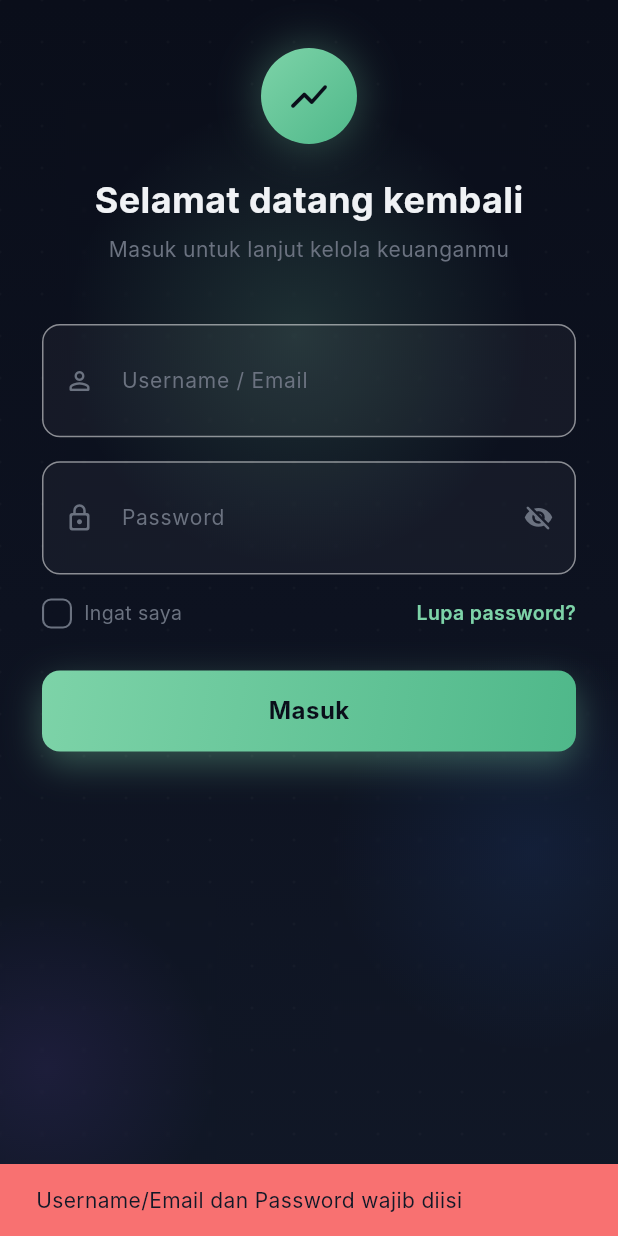
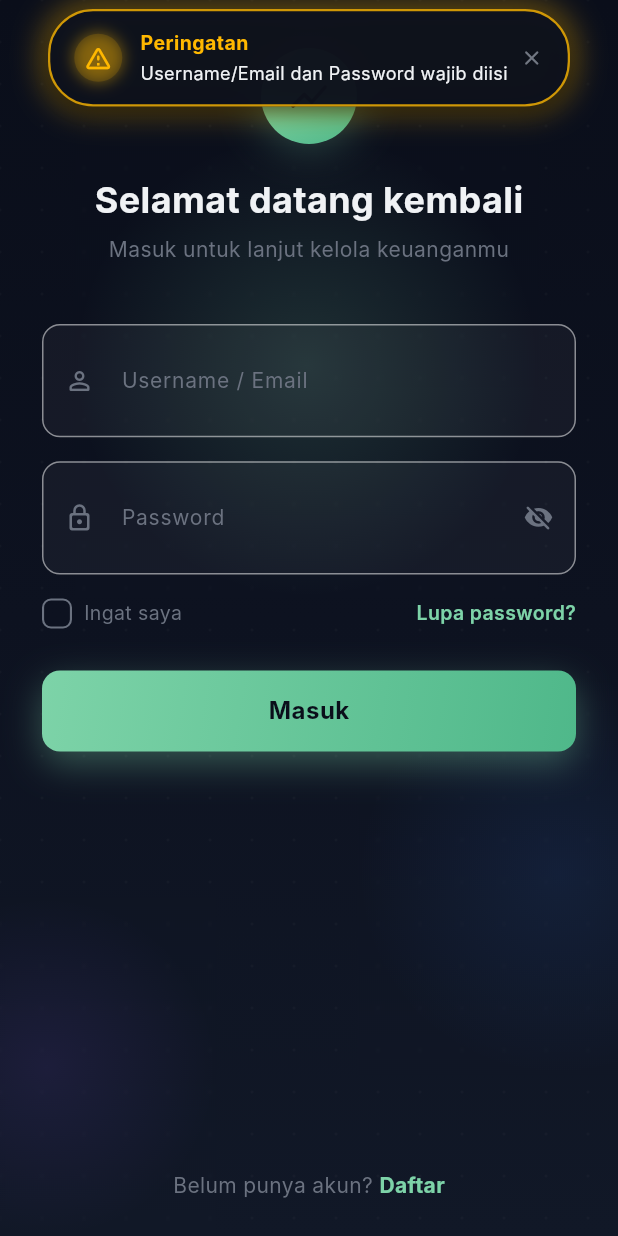
Before and after one commit to HumaCode/money-manajemen-mobile, a Flutter app: the screen it shows after launch, after a tap on "Masuk", on a phone screen of 412 x 824 dp. Run offline on Flutter 3.47's test engine with Material 3 defaults, Android fonts, the light colour scheme and no system bars; our stand-ins replace equatable, fl_chart, flutter_bloc, shared_preferences; Roboto replaces fonts that are missing (Inter).

Commit message:
feat: implement authentication remote data source and login screen with dynamic toast notifications

```diff
--- a/lib/app/constants/api_url.dart
+++ b/lib/app/constants/api_url.dart
@@ -1,5 +1,5 @@
 class ApiUrl {
-  static const String baseUrl = 'http://10.0.2.2:8000/api/v1';
+  static const String baseUrl = 'https://cuan.humacode.my.id/api/v1';
   static const String appKey = 'humacode2026';
 
   // Auth
--- /dev/null
+++ b/lib/core/widgets/dynamic_island_toast.dart
@@ -0,0 +1,269 @@
+import 'dart:async';
+import 'package:flutter/material.dart';
+import 'package:money_manajemen/app/theme/app_theme.dart';
+
+enum DynamicToastType { success, error, warning, info }
+
+class DynamicIslandToast {
+  static OverlayEntry? _currentEntry;
+  static Timer? _timer;
+
+  static void show(
+    BuildContext context, {
+    required String message,
+    String? title,
+    DynamicToastType type = DynamicToastType.info,
+    Duration duration = const Duration(seconds: 3),
+  }) {
+    _timer?.cancel();
+    _currentEntry?.remove();
+    _currentEntry = null;
+
+    final overlay = Overlay.maybeOf(context);
+    if (overlay == null) return;
+
+    final entry = OverlayEntry(
+      builder: (context) => _DynamicIslandWidget(
+        message: message,
+        title: title,
+        type: type,
+        onDismiss: () => dismiss(),
+      ),
+    );
+
+    _currentEntry = entry;
+    overlay.insert(entry);
+
+    _timer = Timer(duration, () {
+      dismiss();
+    });
+  }
+
+  static void dismiss() {
+    _timer?.cancel();
+    _timer = null;
+    _currentEntry?.remove();
+    _currentEntry = null;
+  }
+}
+
+class _DynamicIslandWidget extends StatefulWidget {
+  final String message;
+  final String? title;
+  final DynamicToastType type;
+  final VoidCallback onDismiss;
+
+  const _DynamicIslandWidget({
+    required this.message,
+    this.title,
+    required this.type,
+    required this.onDismiss,
+  });
+
+  @override
+  State<_DynamicIslandWidget> createState() => _DynamicIslandWidgetState();
+}
+
+class _DynamicIslandWidgetState extends State<_DynamicIslandWidget>
+    with SingleTickerProviderStateMixin {
+  late AnimationController _controller;
+  late Animation<double> _expandAnimation;
+  late Animation<double> _fadeAnimation;
+  late Animation<double> _scaleAnimation;
+
+  @override
+  void initState() {
+    super.initState();
+    _controller = AnimationController(
+      vsync: this,
+      duration: const Duration(milliseconds: 500),
+    );
+
+    _expandAnimation = CurvedAnimation(
+      parent: _controller,
+      curve: Curves.elasticOut,
+    );
+
+    _fadeAnimation = CurvedAnimation(
+      parent: _controller,
+      curve: const Interval(0.0, 0.6, curve: Curves.easeIn),
+    );
+
+    _scaleAnimation = Tween<double>(begin: 0.7, end: 1.0).animate(
+      CurvedAnimation(
+        parent: _controller,
+        curve: Curves.easeOutBack,
+      ),
+    );
+
+    _controller.forward();
+  }
+
+  @override
+  void dispose() {
+    _controller.dispose();
+    super.dispose();
+  }
+
+  Color get _neonColor {
+    switch (widget.type) {
+      case DynamicToastType.success:
+        return const Color(0xFF00FFA3); // Neon Green / Mint
+      case DynamicToastType.error:
+        return const Color(0xFFFF3366); // Neon Red / Pink
+      case DynamicToastType.warning:
+        return const Color(0xFFFFB800); // Neon Amber / Yellow
+      case DynamicToastType.info:
+        return const Color(0xFF00E5FF); // Neon Cyan / Blue
+    }
+  }
+
+  IconData get _iconData {
+    switch (widget.type) {
+      case DynamicToastType.success:
+        return Icons.check_circle_rounded;
+      case DynamicToastType.error:
+        return Icons.error_rounded;
+      case DynamicToastType.warning:
+        return Icons.warning_amber_rounded;
+      case DynamicToastType.info:
+        return Icons.info_rounded;
+    }
+  }
+
+  String get _defaultTitle {
+    switch (widget.type) {
+      case DynamicToastType.success:
+        return 'Berhasil';
+      case DynamicToastType.error:
+        return 'Gagal';
+      case DynamicToastType.warning:
+        return 'Peringatan';
+      case DynamicToastType.info:
+        return 'Informasi';
+    }
+  }
+
+  @override
+  Widget build(BuildContext context) {
+    final topPadding = MediaQuery.of(context).padding.top;
+    final neon = _neonColor;
+
+    return Positioned(
+      top: topPadding + 6,
+      left: 16,
+      right: 16,
+      child: Material(
+        color: Colors.transparent,
+        child: Align(
+          alignment: Alignment.topCenter,
+          child: AnimatedBuilder(
+            animation: _controller,
+            builder: (context, child) {
+              return Transform.scale(
+                scale: _scaleAnimation.value,
+                child: Opacity(
+                  opacity: _fadeAnimation.value,
+                  child: GestureDetector(
+                    onTap: widget.onDismiss,
+                    child: Container(
+                      padding: const EdgeInsets.symmetric(
+                        horizontal: 16,
+                        vertical: 12,
+                      ),
+                      decoration: BoxDecoration(
+                        color: const Color(0xFF0A0F1D).withOpacity(0.92),
+                        borderRadius: BorderRadius.circular(30),
+                        border: Border.all(
+                          color: neon.withOpacity(0.8),
+                          width: 1.5,
+                        ),
+                        boxShadow: [
+                          // Neon Outer Glow
+                          BoxShadow(
+                            color: neon.withOpacity(0.5 * _expandAnimation.value),
+                            blurRadius: 18,
+                            spreadRadius: 2,
+                          ),
+                          BoxShadow(
+                            color: Colors.black.withOpacity(0.5),
+                            blurRadius: 10,
+                            offset: const Offset(0, 4),
+                          ),
+                        ],
+                      ),
+                      child: Row(
+                        mainAxisSize: MainAxisSize.min,
+                        children: [
+                          // Glowing Icon container
+                          Container(
+                            padding: const EdgeInsets.all(6),
+                            decoration: BoxDecoration(
+                              shape: BoxShape.circle,
+                              color: neon.withOpacity(0.15),
+                              boxShadow: [
+                                BoxShadow(
+                                  color: neon.withOpacity(0.4),
+                                  blurRadius: 8,
+                                  spreadRadius: 1,
+                                ),
+                              ],
+                            ),
+                            child: Icon(
+                              _iconData,
+                              color: neon,
+                              size: 20,
+                            ),
+                          ),
+                          const SizedBox(width: 12),
+
+                          // Text Content
+                          Flexible(
+                            child: Column(
+                              mainAxisSize: MainAxisSize.min,
+                              crossAxisAlignment: CrossAxisAlignment.start,
+                              children: [
+                                Text(
+                                  widget.title ?? _defaultTitle,
+                                  style: TextStyle(
+                                    fontFamily: AppTextStyles.fontFamily,
+                                    fontSize: 13,
+                                    fontWeight: FontWeight.w700,
+                                    color: neon,
+                                    letterSpacing: 0.3,
+                                  ),
+                                ),
+                                const SizedBox(height: 2),
+                                Text(
+                                  widget.message,
+                                  style: const TextStyle(
+                                    fontFamily: AppTextStyles.fontFamily,
+                                    fontSize: 12,
+                                    fontWeight: FontWeight.w400,
+                                    color: AppColors.textPrimary,
+                                  ),
+                                  maxLines: 2,
+                                  overflow: TextOverflow.ellipsis,
+                                ),
+                              ],
+                            ),
+                          ),
+                          const SizedBox(width: 8),
+                          Icon(
+                            Icons.close_rounded,
+                            size: 16,
+                            color: AppColors.textMuted.withOpacity(0.7),
+                          ),
+                        ],
+                      ),
+                    ),
+                  ),
+                ),
+              );
+            },
+          ),
+        ),
+      ),
+    );
+  }
+}
--- a/lib/features/auth/data/datasources/auth_remote_data_source.dart
+++ b/lib/features/auth/data/datasources/auth_remote_data_source.dart
@@ -1,3 +1,4 @@
+import 'dart:async';
 import 'dart:convert';
 import 'package:http/http.dart' as http;
 import 'package:money_manajemen/app/constants/api_url.dart';
@@ -22,6 +23,7 @@ class AuthRemoteDataSourceImpl implements AuthRemoteDataSource {
   }) async {
     final uri = Uri.parse(ApiUrl.login);
 
+    try {
       final response = await client.post(
         uri,
         headers: {
@@ -32,8 +34,9 @@ class AuthRemoteDataSourceImpl implements AuthRemoteDataSource {
         body: jsonEncode({
           'login': login,
           'password': password,
+          'device_name': 'android_phone',
         }),
-    );
+      ).timeout(const Duration(seconds: 30));
 
       final Map<String, dynamic> responseJson = jsonDecode(response.body);
 
@@ -43,5 +46,14 @@ class AuthRemoteDataSourceImpl implements AuthRemoteDataSource {
         final errorMessage = responseJson['message'] ?? 'Login gagal (${response.statusCode})';
         throw Exception(errorMessage);
       }
+    } catch (e) {
+      if (e is FormatException) {
+        throw Exception('Respon server tidak valid');
+      }
+      if (e is TimeoutException) {
+        throw Exception('Koneksi ke server timeout. Periksa koneksi internet Anda.');
+      }
+      rethrow;
     }
   }
+}
--- a/lib/features/auth/presentation/pages/login_screen.dart
+++ b/lib/features/auth/presentation/pages/login_screen.dart
@@ -9,6 +9,8 @@ import 'package:money_manajemen/features/auth/presentation/bloc/auth_event.dart'
 import 'package:money_manajemen/features/auth/presentation/bloc/auth_state.dart';
 import 'package:money_manajemen/features/dashboard/presentation/pages/dashboard_screen.dart';
 import 'register_screen.dart';
+
+import 'package:money_manajemen/core/widgets/dynamic_island_toast.dart';
 
 class LoginScreen extends StatefulWidget {
   const LoginScreen({super.key});
@@ -62,11 +64,10 @@ class _LoginScreenState extends State<LoginScreen>
     final passwordText = _passwordController.text;
 
     if (loginText.isEmpty || passwordText.isEmpty) {
-      ScaffoldMessenger.of(context).showSnackBar(
-        const SnackBar(
-          content: Text('Username/Email dan Password wajib diisi'),
-          backgroundColor: AppColors.error,
-        ),
+      DynamicIslandToast.show(
+        context,
+        message: 'Username/Email dan Password wajib diisi',
+        type: DynamicToastType.warning,
       );
       return;
     }
@@ -85,20 +86,18 @@ class _LoginScreenState extends State<LoginScreen>
       body: BlocConsumer<AuthBloc, AuthState>(
         listener: (context, state) {
           if (state is AuthFailure) {
-            ScaffoldMessenger.of(context).showSnackBar(
-              SnackBar(
-                content: Text(state.errorMessage),
-                backgroundColor: AppColors.error,
-              ),
+            DynamicIslandToast.show(
+              context,
+              message: state.errorMessage,
+              type: DynamicToastType.error,
             );
           } else if (state is AuthSuccess) {
-            ScaffoldMessenger.of(context).showSnackBar(
-              SnackBar(
-                content: Text(state.userModel.message.isNotEmpty
-                    ? state.userModel.message
-                    : 'Login Berhasil!'),
-                backgroundColor: AppColors.success,
-              ),
+            DynamicIslandToast.show(
+              context,
+              message: state.userModel.message.isNotEmpty
+                  ? state.userModel.message
+                  : 'Login Berhasil!',
+              type: DynamicToastType.success,
             );
 
             Navigator.of(context).pushReplacement(
```
Also changed, not shown: 3 other files. Lines whose indentation alone changed are shown as unchanged.
